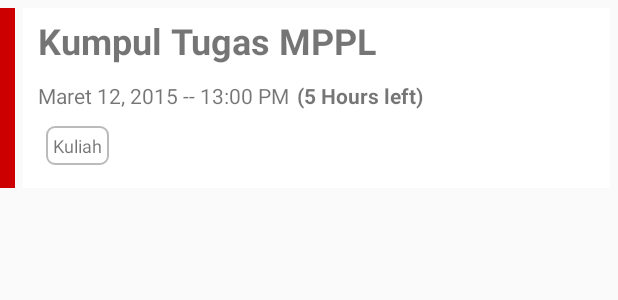
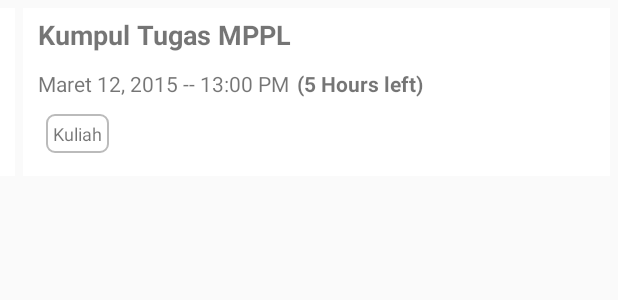
Before and after one commit to stef-ang/DailyTask, an Android app: the layout task_item.xml on its own in the app's theme, with its tools: preview values and no code run, on a phone screen of 412 x 824 dp. Shown: the top 300 px of the screen. Run offline under Robolectric (Android 15) with nearby library versions, the phone set to English and light mode, and no system bars.

Commit message:
Task List tapi masih ada bug

```diff
--- a/app/src/main/java/com/stef_developer/dailytask/database/DataBaseHelper.java
+++ b/app/src/main/java/com/stef_developer/dailytask/database/DataBaseHelper.java
@@ -31,6 +31,7 @@ public class DataBaseHelper extends SQLiteOpenHelper {
     public static final String TASK_TITLE = "task_title";
     public static final String TASK_DATETIME = "datetime";
     public static final String TASK_DETAILS = "details";
+    public static final String TASK_STATUS = "status";
 
     // tag attributes
     public static final String ID_TAG = "id_tag";
@@ -58,7 +59,8 @@ public class DataBaseHelper extends SQLiteOpenHelper {
             + TASK_TABLE + "(" + ID_TASK + " INTEGER PRIMARY KEY AUTOINCREMENT,"
             + TASK_TITLE + " VARCHAR(255),"
             + TASK_DATETIME + " DATETIME,"
-            + TASK_DETAILS + " TEXT" + ")";
+            + TASK_DETAILS + " TEXT,"
+            + TASK_STATUS + " INTEGER" + ")";
 
     public static final String CREATE_USER_TASK_TABLE = "CREATE TABLE "
             + USER_TASK_TABLE + "(" + ID_USER_TASK + " INTEGER PRIMARY KEY AUTOINCREMENT,"
--- a/app/src/main/java/com/stef_developer/dailytask/database/TagDAO.java
+++ b/app/src/main/java/com/stef_developer/dailytask/database/TagDAO.java
@@ -75,6 +75,8 @@ public class TagDAO extends DailyTaskDBDAO {
     public ArrayList<Tag> getTagsByTask(int taskId) {
         ArrayList<Tag> tags = new ArrayList<Tag>();
 
+
+        //TODO: bikin query untuk nyari tag berdasarkan task, yg di bawah ini salah
         Cursor cursor = database.query(DataBaseHelper.TAG_TABLE,
                 new String[] { DataBaseHelper.ID_TAG,
                         DataBaseHelper.TAG_ISI},
--- a/app/src/main/res/drawable/button_blue.xml
+++ b/app/src/main/res/drawable/button_blue.xml
@@ -1,6 +1,6 @@
 <?xml version="1.0" encoding="utf-8"?>
 <selector xmlns:android="http://schemas.android.com/apk/res/android">
-    <item android:drawable="@color/button_red"/>
-    <item android:drawable="@color/button_red_pressed" android:state_pressed="true" />
-    <item android:drawable="@color/button_red_pressed" android:state_focused="true" />
+    <item android:drawable="@color/button_blue"/>
+    <item android:drawable="@color/button_blue_pressed" android:state_pressed="true" />
+    <item android:drawable="@color/button_blue_pressed" android:state_focused="true" />
 </selector>
--- a/app/src/main/res/drawable/button_green.xml
+++ b/app/src/main/res/drawable/button_green.xml
@@ -1,6 +1,6 @@
 <?xml version="1.0" encoding="utf-8"?>
 <selector xmlns:android="http://schemas.android.com/apk/res/android">
-    <item android:drawable="@color/button_red"/>
-    <item android:drawable="@color/button_red_pressed" android:state_pressed="true" />
-    <item android:drawable="@color/button_red_pressed" android:state_focused="true" />
+    <item android:drawable="@color/button_green"/>
+    <item android:drawable="@color/button_green_pressed" android:state_pressed="true" />
+    <item android:drawable="@color/button_green_pressed" android:state_focused="true" />
 </selector>
--- a/app/src/main/res/drawable/button_red.xml
+++ b/app/src/main/res/drawable/button_red.xml
@@ -1,4 +1,6 @@
 <?xml version="1.0" encoding="utf-8"?>
 <selector xmlns:android="http://schemas.android.com/apk/res/android">
-
+    <item android:drawable="@color/button_red"/>
+    <item android:drawable="@color/button_red_pressed" android:state_pressed="true" />
+    <item android:drawable="@color/button_red_pressed" android:state_focused="true" />
 </selector>
--- a/app/src/main/res/layout/fragment_task_list.xml
+++ b/app/src/main/res/layout/fragment_task_list.xml
@@ -6,12 +6,6 @@
     android:orientation="vertical"
     tools:context="com.stef_developer.dailytask.fragments.TaskList">
 
-    <TextView
-        android:layout_width="wrap_content"
-        android:layout_height="wrap_content"
-        android:layout_gravity="center_horizontal"
-        android:text="Task List"
-        android:textSize="30dp"/>
     <!-- TODO: Update blank fragment layout -->
     <ListView
         android:id="@+id/taskList"
--- a/app/src/main/res/layout/task_item.xml
+++ b/app/src/main/res/layout/task_item.xml
@@ -14,8 +14,8 @@
 
         <!-- Bar -->
         <ImageView
-            style="@style/taskbox.leftBar"
-            android:src="@android:color/holo_red_dark" />
+            android:id="@+id/taskbox_bar_imageview"
+            style="@style/taskbox.leftBar"/>
 
         <!--2 box container-->
         <LinearLayout
@@ -26,6 +26,7 @@
 
             <!--box pertama-->
             <LinearLayout
+                android:id="@+id/taskbox_upperbox"
                 android:layout_width="match_parent"
                 android:layout_height="wrap_content"
                 android:orientation="horizontal"
@@ -141,36 +142,9 @@
                     android:layout_width="match_parent"
                     android:layout_height="wrap_content"
                     android:orientation="vertical"
-                    android:layout_marginLeft="40dp">
-                    <LinearLayout
-                        android:id="@+id/prerequisites_list"
-                        android:layout_width="wrap_content"
-                        android:layout_height="wrap_content"
-                        android:paddingTop="5dp"
-                        android:paddingBottom="5dp"
-                        android:orientation="horizontal">
-                        <TextView
-                            android:layout_width="match_parent"
-                            android:layout_height="wrap_content"
-                            android:text="- Kerjakan Tugas Dynamic Programming"/>
-                        <TextView
-                            android:layout_width="wrap_content"
-                            android:layout_height="wrap_content"
-                            android:text="v"/>
-                    </LinearLayout>
-                    <LinearLayout
-                        android:layout_width="wrap_content"
-                        android:layout_height="wrap_content"
-                        android:orientation="horizontal">
-                        <TextView
-                            android:layout_width="match_parent"
-                            android:layout_height="wrap_content"
-                            android:text="- Kerjakan DPPL"/>
-                        <TextView
-                            android:layout_width="wrap_content"
-                            android:layout_height="wrap_content"
-                            android:text="x"/>
-                    </LinearLayout>
+                    android:layout_marginLeft="40dp"
+                    android:id="@+id/prerequisites_list">
+
                 </LinearLayout>
                 <!--endof list presquitis-->
 
--- a/app/src/main/res/values/strings.xml
+++ b/app/src/main/res/values/strings.xml
@@ -40,4 +40,6 @@
 
 <!-- TODO: Remove or change this placeholder text -->
     <string name="hello_blank_fragment">Hello blank fragment</string>
+    <string name="title_activity_trash">TrashActivity</string>
+    <string name="title_activity_main_activity2">MainActivity2Activity</string>
 </resources>
--- a/app/src/main/res/values/styles.xml
+++ b/app/src/main/res/values/styles.xml
@@ -30,7 +30,7 @@
 
     <style name="taskbox.titletext">
         <item name="android:textStyle">bold</item>
-        <item name="android:textSize">24sp</item>
+        <item name="android:textSize">18sp</item>
         <item name="android:layout_height">wrap_content</item>
         <item name="android:layout_width">match_parent</item>
     </style>
```
Also changed, not shown: app/src/main/AndroidManifest.xml (+14 -5 lines), app/src/main/java/com/stef_developer/dailytask/MainActivity.java (+9 -8 lines), app/src/main/java/com/stef_developer/dailytask/MainActivity2Activity.java (added, +90 -0 lines), app/src/main/java/com/stef_developer/dailytask/adapter/TaskAdapter.java (+48 -12 lines), app/src/main/java/com/stef_developer/dailytask/database/TaskDAO.java (+10 -4 lines), app/src/main/java/com/stef_developer/dailytask/fragments/TaskList.java (+27 -11 lines), app/src/main/java/com/stef_developer/dailytask/table_object/Task.java (+21 -0 lines), app/src/main/res/layout/activity_main_activity2.xml (added, +12 -0 lines), app/src/main/res/menu/menu_main_activity2.xml (added, +7 -0 lines).
